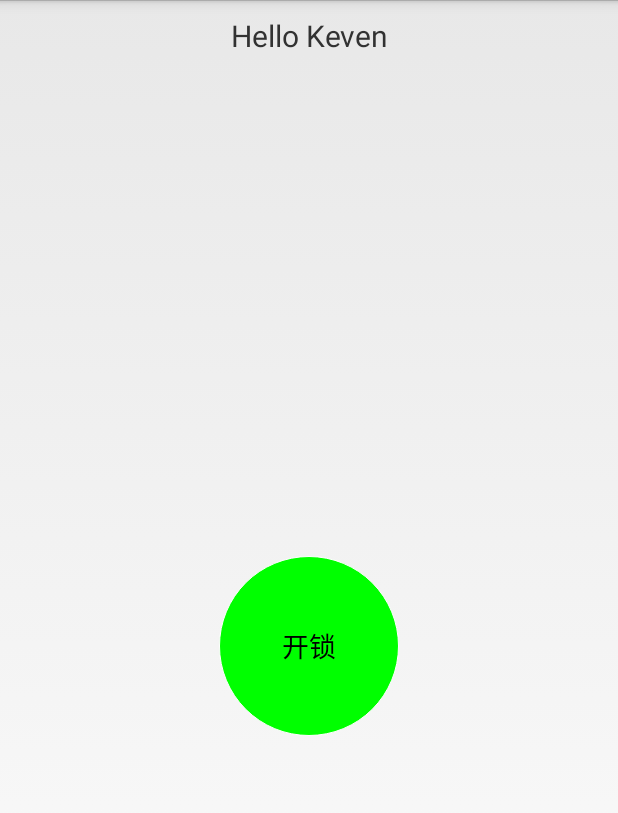
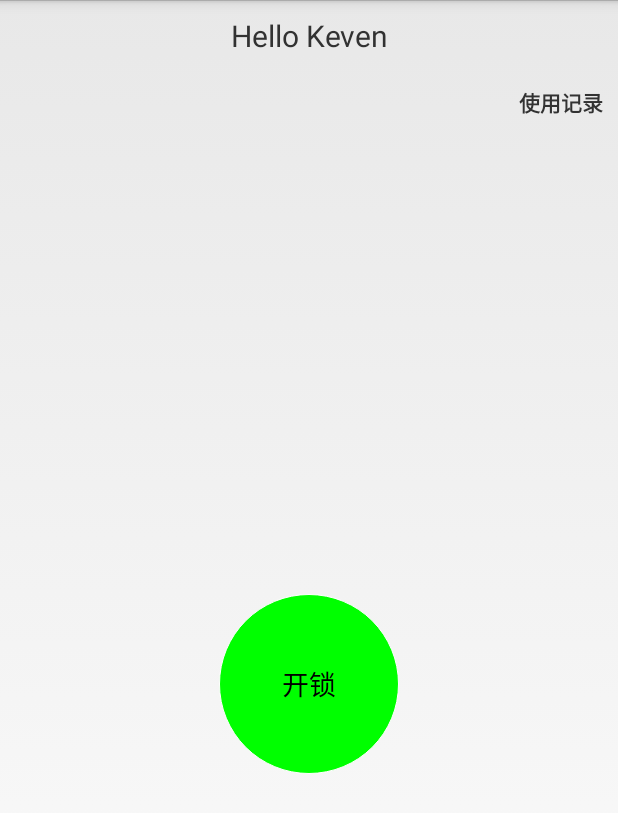
Before and after one commit to kevenliu3/FJKey, an Android app: the layout activity_main.xml on its own in the app's theme, with its tools: preview values and no code run, on a phone screen of 412 x 824 dp. Shown: the top 813 px of the screen. Run offline under Robolectric (Android 15) with nearby library versions, the phone set to English and light mode, and no system bars.

```diff
--- a/app/src/main/java/com/fjdynamics/fjkey/base/BaseApplication.java
+++ b/app/src/main/java/com/fjdynamics/fjkey/base/BaseApplication.java
@@ -8,6 +8,11 @@ import java.util.concurrent.TimeUnit;
 import okhttp3.OkHttpClient;
 
 public class BaseApplication extends ZApplication {
+
+    public static final String baseUrl = "127.0.0.1";
+    public static final  String loginUrl = baseUrl+"/login";
+    public  static final String lockUrl  = baseUrl+"/lock";
+    public  static  final String getStateUrl  = baseUrl + "/getState";
 
     public static OkHttpClient okHttpClient;
 
--- a/app/src/main/res/layout/activity_main.xml
+++ b/app/src/main/res/layout/activity_main.xml
@@ -14,11 +14,19 @@
         android:layout_marginTop="10dp"
         android:gravity="center"
         android:text="Hello Keven"
-        android:textSize="20sp"
-        app:layout_constraintBottom_toBottomOf="parent"
-        app:layout_constraintLeft_toLeftOf="parent"
-        app:layout_constraintRight_toRightOf="parent"
-        app:layout_constraintTop_toTopOf="parent" />
+        android:textSize="20sp" />
+
+    <TextView
+        android:layout_gravity="right"
+        android:id="@+id/tv_history"
+        android:layout_width="wrap_content"
+        android:layout_height="wrap_content"
+        android:layout_marginTop="10dp"
+        android:gravity="right"
+        android:text="使用记录"
+        android:textStyle="bold"
+        android:padding="10dp"
+        android:textSize="14sp" />
 
     <LinearLayout
         android:id="@+id/ll_open"
```
Also changed, not shown: app/src/main/java/com/fjdynamics/fjkey/view/activity/LoginActivity.java (+4 -7 lines), app/src/main/java/com/fjdynamics/fjkey/view/activity/MainActivity.java (+67 -29 lines), app/src/main/java/com/fjdynamics/fjkey/view/activity/UserHistory.java (added, +14 -0 lines), app/src/main/res/values/strings.xml (+12 -0 lines).
